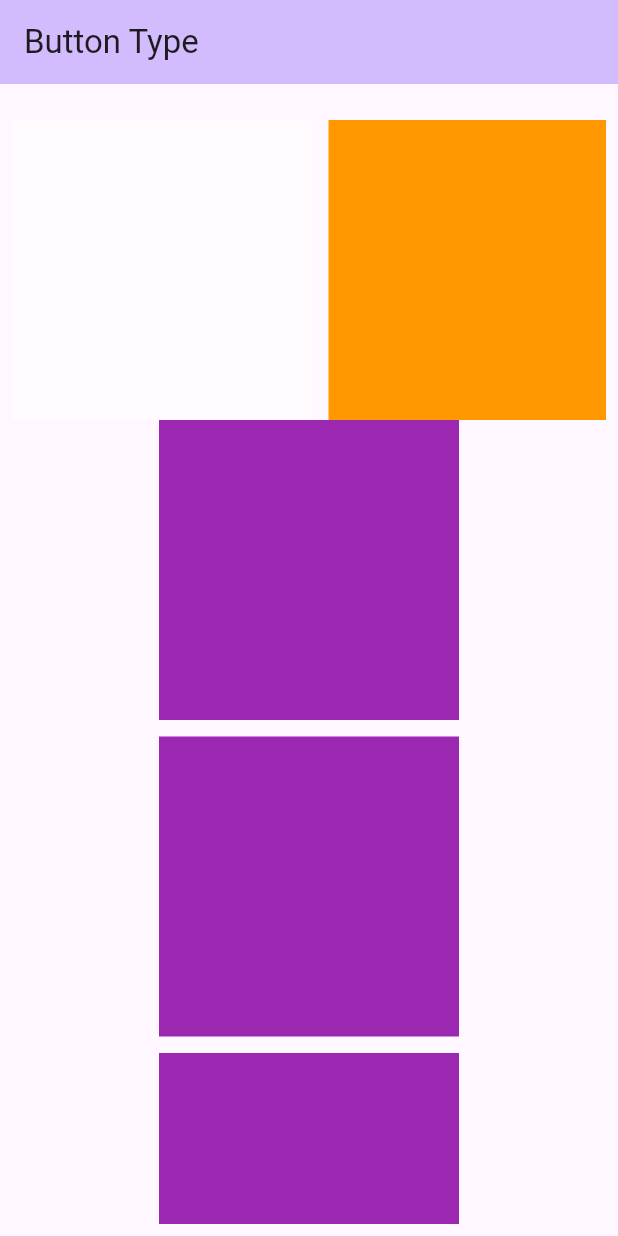
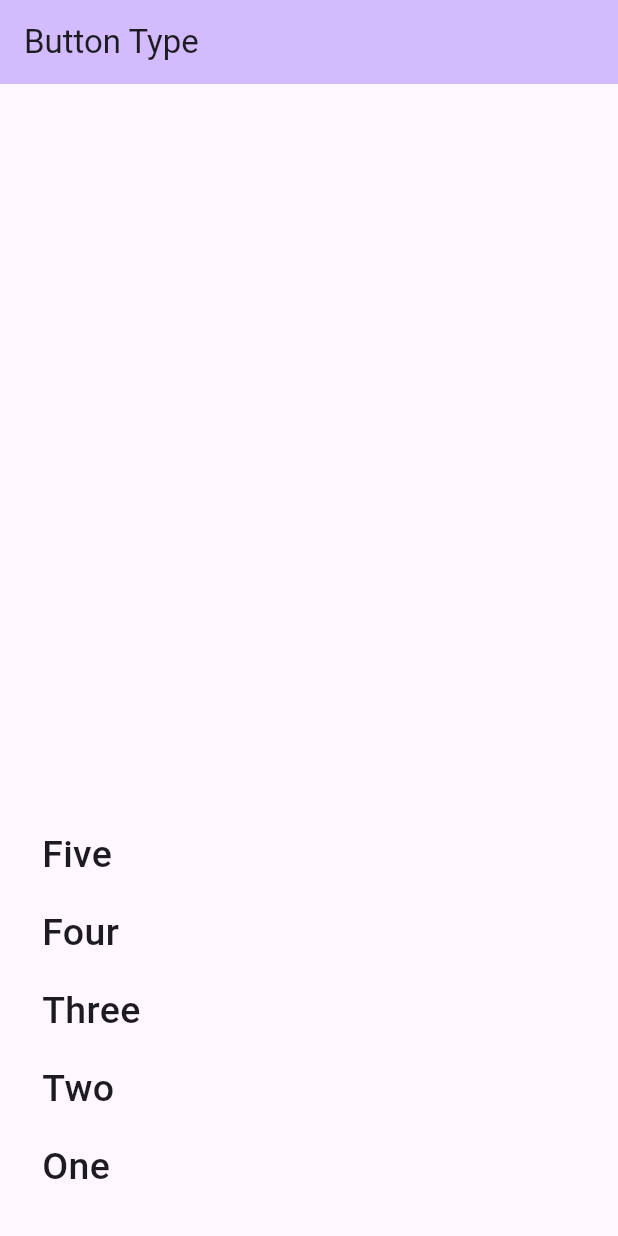
Before and after one commit to jainsourab99/FlutterAllTypeofButton, a Flutter app: the screen it shows after launch, on a phone screen of 412 x 824 dp. Run offline on Flutter 3.47's test engine with Material 3 defaults, Android fonts, the phone set to English and light mode, and no system bars.

Commit message:
Static List

```diff
--- a/lib/main.dart
+++ b/lib/main.dart
@@ -84,85 +84,32 @@ class _MyHomePageState extends State<MyHomePage> {
         title: const Text("Button Type"),
       ),
       body: Padding(
-        padding: const EdgeInsets.all(8.0),
-        child: SingleChildScrollView(
-          child: Column(
-            mainAxisAlignment: MainAxisAlignment.spaceEvenly,
+        padding: const EdgeInsets.all(20.0),
+        child: Center(
+          child: ListView(
+            scrollDirection: Axis.vertical,
+            reverse: true,
             children: [
-              Padding(padding: EdgeInsets.all(8)),
-              SingleChildScrollView(
-                scrollDirection: Axis.horizontal,
-                child: Row(
-                  children: [
-                    Container(
-                      height: 200,
-                      width: 200,
-                      margin: EdgeInsets.only(right: 11),
-                      color: Colors.white54,
-                    ),
-                    Container(
-                      height: 200,
-                      width: 200,
-                      margin: EdgeInsets.only(right: 11),
-                      color: Colors.orange,
-                    ),
-                    Container(
-                      height: 200,
-                      width: 200,
-                      margin: EdgeInsets.only(right: 11),
-                      color: Colors.orangeAccent,
-                    ),
-                    Container(
-                      height: 200,
-                      width: 200,
-                      margin: EdgeInsets.only(right: 11),
-                      color: Colors.purple,
-                    ),
-                  ],
-                ),
+              Padding(
+                padding: const EdgeInsets.all(8.0),
+                child: Text("One", style: TextStyle(fontSize: 25, fontWeight: FontWeight.w500),),
               ),
-              Container(
-                height: 200,
-                width: 200,
-                margin: EdgeInsets.only(bottom: 11),
-                color: Colors.purple,
+              Padding(
+                padding: const EdgeInsets.all(8.0),
+                child: Text("Two", style: TextStyle(fontSize: 25, fontWeight: FontWeight.w500),),
               ),
-              Container(
-                height: 200,
-                width: 200,
-                margin: EdgeInsets.only(bottom: 11),
-                color: Colors.purple,
+              Padding(
+                padding: const EdgeInsets.all(8.0),
+                child: Text("Three", style: TextStyle(fontSize: 25, fontWeight: FontWeight.w500),),
               ),
-              Container(
-                height: 200,
-                width: 200,
-                margin: EdgeInsets.only(bottom: 11),
-                color: Colors.purple,
+              Padding(
+                padding: const EdgeInsets.all(8.0),
+                child: Text("Four", style: TextStyle(fontSize: 25, fontWeight: FontWeight.w500),),
               ),
-              Container(
-                height: 200,
-                width: 200,
-                margin: EdgeInsets.only(bottom: 11),
-                color: Colors.red,
+              Padding(
+                padding: const EdgeInsets.all(8.0),
+                child: Text("Five", style: TextStyle(fontSize: 25, fontWeight: FontWeight.w500),),
               ),
-              Container(
-                height: 200,
-                width: 200,
-                margin: EdgeInsets.only(bottom: 11),
-                color: Colors.black,
-              ),
-              Container(
-                height: 200,
-                width: 200,
-                margin: EdgeInsets.only(bottom: 11),
-                color: Colors.blue,
-              ),
-              Container(
-                height: 200,
-                width: 200,
-                margin: EdgeInsets.only(bottom: 11),
-                color: Colors.green,
-              )
             ],
           ),
         ),
```
